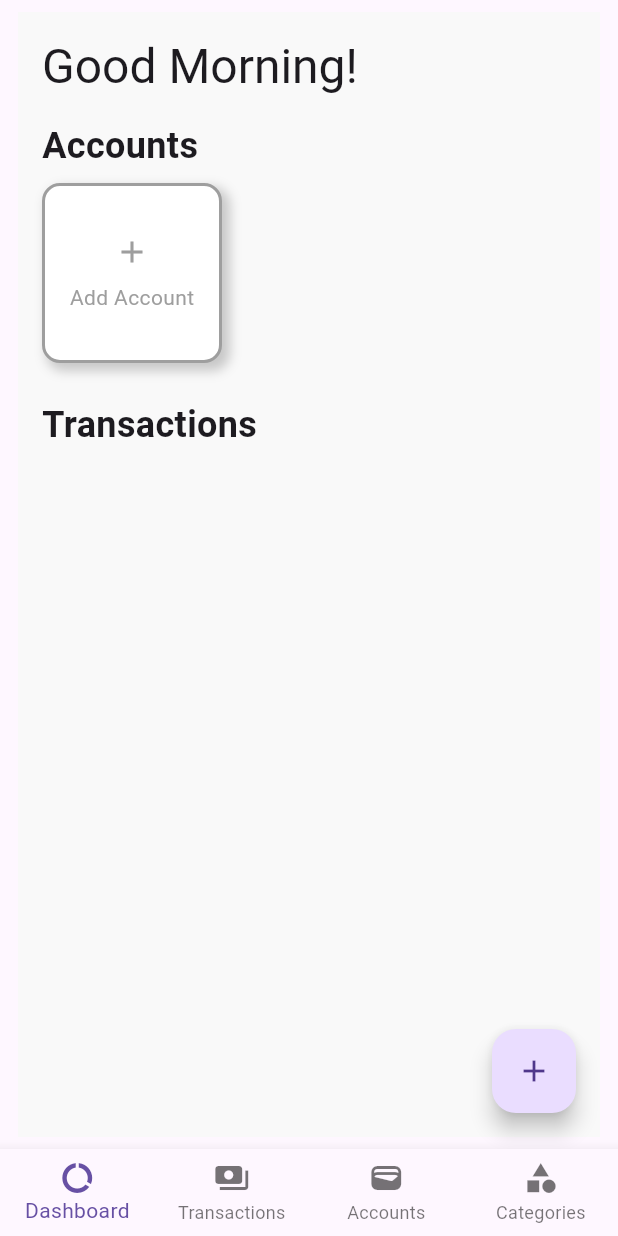
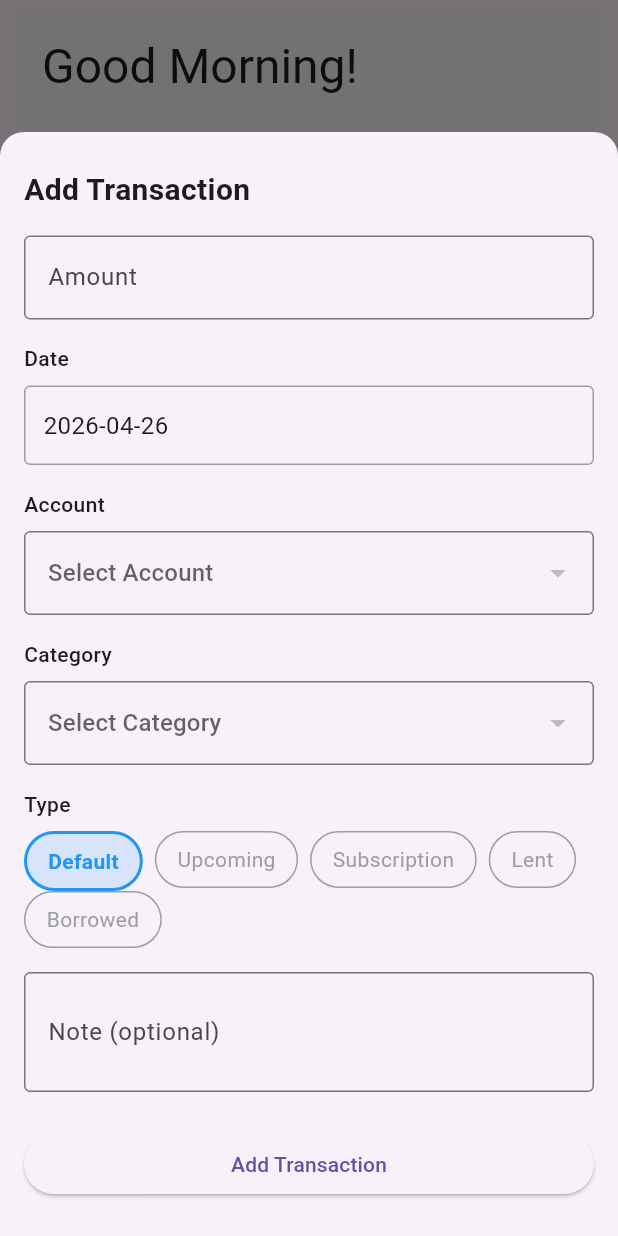
Before and after one commit to RevinSicat/budgetfy-mobile, a Flutter app: the screen it shows after launch, after a tap on the "add" icon, on a phone screen of 412 x 824 dp. Run offline on Flutter 3.47's test engine with Material 3 defaults, Android fonts, the phone set to English and light mode, and no system bars; our stand-ins replace flutter_riverpod, supabase_flutter; accounts and stored records are empty.

Commit message:
feature: initial transaction CRUD

```diff
--- /dev/null
+++ b/lib/src/common/widgets/transaction_form.dart
@@ -0,0 +1,380 @@
+import 'package:budgetfy/src/common/utils/color_utility.dart';
+import 'package:flutter/material.dart';
+import 'package:flutter/services.dart';
+import 'package:flutter_riverpod/flutter_riverpod.dart';
+import '../../features/transaction/transaction.dart';
+import '../../features/transaction/transaction_provider.dart';
+import '../../features/account/account_provider.dart';
+import '../../features/category/category_provider.dart';
+import '../../features/account/account.dart';
+import '../../features/category/category.dart';
+import '../utils/dropdown_item.dart';
+
+
+class TransactionForm extends ConsumerStatefulWidget {
+    final Transaction? transaction;
+    const TransactionForm({
+        super.key,
+        this.transaction
+    });
+
+    @override
+    ConsumerState<TransactionForm> createState() => TransactionFormState();
+}
+
+class TransactionFormState extends ConsumerState<TransactionForm> {
+    final amountController = TextEditingController();
+    final noteController = TextEditingController();
+
+    Account? selectedAccount;
+    Category? selectedCategory;
+    TransactionType selectedType = TransactionType.Default;
+    DateTime selectedDate = DateTime.now();
+    bool isLoading = false;
+
+    @override
+    void initState() {
+        super.initState();
+        if (widget.transaction != null) {
+            final trn = widget.transaction!;
+            amountController.text = trn.amount.toString();
+            noteController.text = trn.note;
+            selectedType = trn.transactionType;
+            selectedDate = trn.date;
+        }
+    }
+
+    @override
+    void dispose() {
+        amountController.dispose();
+        noteController.dispose();
+        super.dispose();
+    }
+
+    Future<void> pickDate() async {
+        final pickedDate = await showDatePicker(
+            context: context,
+            initialDate: selectedDate,
+            firstDate: DateTime(2000),
+            lastDate: DateTime(2100)
+        );
+        if (pickedDate != null) {
+            setState(() {
+                selectedDate = pickedDate;
+            });
+        }
+    }
+
+    Future<void> submit() async {
+        if (amountController.text.trim().isEmpty) {
+            ScaffoldMessenger.of(context).showSnackBar(
+                SnackBar(content: Text('Please enter an amount'))
+            );
+            return;
+        }
+        if (selectedAccount == null) {
+            ScaffoldMessenger.of(context).showSnackBar(
+                SnackBar(content: Text('Please select an account'))
+            );
+            return;
+        }
+        if (selectedCategory == null) {
+            ScaffoldMessenger.of(context).showSnackBar(
+                SnackBar(content: Text('Please select an category'))
+            );
+            return;
+        }
+
+        setState(() {
+            isLoading = true;
+        });
+
+        try {
+            final service = ref.read(transactionServiceProvider);
+            final now = DateTime.now();
+            final amount = double.parse(amountController.text.trim());
+
+            if (widget.transaction == null) {
+                await service.save(Transaction(
+                    id: '',
+                    accountId: selectedAccount!.id,
+                    categoryId: selectedCategory!.id,
+                    amount: amount,
+                    date: selectedDate,
+                    transactionType: selectedType,
+                    note: noteController.text.trim(),
+                    createdAt: now,
+                    updatedAt: now
+                ));
+            } else {
+                await service.update(Transaction(
+                    id: widget.transaction!.id,
+                    accountId: selectedAccount!.id,
+                    categoryId: selectedCategory!.id,
+                    amount: amount,
+                    date: selectedDate,
+                    transactionType: selectedType,
+                    note: noteController.text.trim(),
+                    createdAt: now,
+                    updatedAt: now
+                ));
+            }
+
+            ref.invalidate(getAllTransactionByPaginationProvider);
+            ref.invalidate(getTotalTransactionAmmountByAccountIdProvider);
+            if (mounted) {
+                Navigator.pop(context);
+            }
+        } catch (e) {
+            setState(() {
+                isLoading = false;
+            });
+            if (mounted) {
+                ScaffoldMessenger.of(context).showSnackBar(
+                    SnackBar(content: Text('Error $e'))
+                );
+            }
+        }
+    }
+
+    Future<void> deleteTransaction() async {
+        final confirm = await showDialog(
+            context: context,
+            builder: (ctx) => AlertDialog(
+                title: const Text('Delete Transaction'),
+                content: const Text('Are you sure? this cannot be undone.'),
+                actions: [
+                    TextButton(
+                        onPressed: () => Navigator.pop(ctx, false),
+                        child: const Text('Cancel')
+                    ),
+                    TextButton(
+                        onPressed: () => Navigator.pop(ctx, true),
+                        style: TextButton.styleFrom(foregroundColor: Colors.red),
+                        child: const Text('Delete'),
+                    ),
+                ],
+            )
+        );
+
+        if (confirm != true) {
+            return;
+        }
+
+        setState(() {
+            isLoading = true;
+        });
+
+        try {
+            final service = ref.read(transactionServiceProvider);
+            await service.deleteById(widget.transaction!.id);
+            ref.invalidate(getAllTransactionByPaginationProvider);
+            ref.invalidate(getTotalTransactionAmmountByAccountIdProvider);
+            if (mounted) {
+                Navigator.pop(context);
+            }
+        } catch (e) {
+            setState(() {
+                isLoading = false;
+            });
+            if (mounted) {
+                ScaffoldMessenger.of(context).showSnackBar(
+                    SnackBar(content: Text('Error deleting: $e'))
+                );
+            }
+        }
+    }
+
+    @override
+    Widget build(BuildContext context) {
+        final accountList = ref.watch(getAllAccountListProvider);
+        final categoryList = ref.watch(getAllCategoryListProvider);
+        final isEdit = widget.transaction != null;
+
+        return accountList.when(
+            loading: () => const Center(child: CircularProgressIndicator()),
+            error: (e, _) => Center(child: Text('Error: $e')),
+            data: (accounts) => categoryList.when(
+                loading: () => const Center(child: CircularProgressIndicator()),
+                error: (e, _) => Center(child: Text('Error: $e')),
+                data: (categories) {
+                    // Prefill account and category on edit — done here since
+                    // we need the loaded lists to match by id
+                    if (isEdit && selectedAccount == null) {
+                        selectedAccount = accounts.firstWhere(
+                            (a) => a.id == widget.transaction!.accountId,
+                            orElse: () => accounts.first,
+                        );
+                    }
+                    if (isEdit && selectedCategory == null) {
+                        selectedCategory = categories.firstWhere(
+                            (c) => c.id == widget.transaction!.categoryId,
+                            orElse: () => categories.first,
+                        );
+                    }
+
+                    return SingleChildScrollView(
+                        padding: EdgeInsets.only(
+                            left: 16, right: 16, top: 24,
+                            bottom: MediaQuery.of(context).viewInsets.bottom + 24,
+                        ),
+                        child: Column(
+                            mainAxisSize: MainAxisSize.min,
+                            crossAxisAlignment: CrossAxisAlignment.start,
+                            children: [
+                                // Title + delete button
+                                Row(
+                                    mainAxisAlignment: MainAxisAlignment.spaceBetween,
+                                    children: [
+                                        Text(
+                                            isEdit ? 'Edit Transaction' : 'Add Transaction',
+                                            style: const TextStyle(
+                                                fontSize: 20,
+                                                fontWeight: FontWeight.bold,
+                                            ),
+                                        ),
+                                        if (isEdit)
+                                            IconButton(
+                                                onPressed: isLoading ? null : deleteTransaction,
+                                                icon: const Icon(Icons.delete, color: Colors.red),
+                                            ),
+                                    ],
+                                ),
+                                const SizedBox(height: 16),
+
+                                // Amount
+                                TextField(
+                                    controller: amountController,
+                                    keyboardType: const TextInputType.numberWithOptions(decimal: true),
+                                    inputFormatters: [
+                                        FilteringTextInputFormatter.allow(RegExp(r'^\d+\.?\d{0,2}'))
+                                    ],
+                                    decoration: const InputDecoration(
+                                        labelText: 'Amount',
+                                        border: OutlineInputBorder(),
+                                        prefixText: '₱ ',
+                                    ),
+                                ),
+                                const SizedBox(height: 16),
+
+                                // Date picker
+                                const Text('Date', style: TextStyle(fontWeight: FontWeight.w500)),
+                                const SizedBox(height: 8),
+                                GestureDetector(
+                                    onTap: pickDate,
+                                    child: Container(
+                                        width: double.infinity,
+                                        padding: const EdgeInsets.symmetric(horizontal: 12, vertical: 14),
+                                        decoration: BoxDecoration(
+                                            border: Border.all(color: Colors.grey),
+                                            borderRadius: BorderRadius.circular(4),
+                                        ),
+                                        child: Text(
+                                            '${selectedDate.year}-${selectedDate.month.toString().padLeft(2, '0')}-${selectedDate.day.toString().padLeft(2, '0')}',
+                                            style: const TextStyle(fontSize: 16),
+                                        ),
+                                    ),
+                                ),
+                                const SizedBox(height: 16),
+
+                                // Account dropdown
+                                const Text('Account', style: TextStyle(fontWeight: FontWeight.w500)),
+                                const SizedBox(height: 8),
+                                DropdownButtonFormField<Account>(
+                                    value: selectedAccount,
+                                    decoration: const InputDecoration(border: OutlineInputBorder()),
+                                    hint: const Text('Select Account'),
+                                    items: accounts.map((acc) => DropdownMenuItem(
+                                        value: acc,
+                                        child: dropdownItem(hexToColor(acc.color), acc.name),
+                                    )).toList(),
+                                    onChanged: (val) => setState(() => selectedAccount = val),
+                                ),
+                                const SizedBox(height: 16),
+
+                                // Category dropdown
+                                const Text('Category', style: TextStyle(fontWeight: FontWeight.w500)),
+                                const SizedBox(height: 8),
+                                DropdownButtonFormField<Category>(
+                                    value: selectedCategory,
+                                    decoration: const InputDecoration(border: OutlineInputBorder()),
+                                    hint: const Text('Select Category'),
+                                    items: categories.map((ctg) => DropdownMenuItem(
+                                        value: ctg,
+                                        child: dropdownItem(hexToColor(ctg.color), ctg.name),
+                                    )).toList(),
+                                    onChanged: (val) => setState(() => selectedCategory = val),
+                                ),
+                                const SizedBox(height: 16),
+
+                                // Transaction type chips
+                                const Text('Type', style: TextStyle(fontWeight: FontWeight.w500)),
+                                const SizedBox(height: 8),
+                                Wrap(
+                                    spacing: 8,
+                                    children: TransactionType.values.map((type) {
+                                        final isSelected = selectedType == type;
+                                        return GestureDetector(
+                                            onTap: () => setState(() => selectedType = type),
+                                            child: Container(
+                                                padding: const EdgeInsets.symmetric(
+                                                    horizontal: 14, vertical: 8
+                                                ),
+                                                decoration: BoxDecoration(
+                                                    color: isSelected
+                                                        ? Colors.blue.withOpacity(0.15)
+                                                        : Colors.transparent,
+                                                    border: Border.all(
+                                                        color: isSelected ? Colors.blue : Colors.grey,
+                                                        width: isSelected ? 2 : 1,
+                                                    ),
+                                                    borderRadius: BorderRadius.circular(20),
+                                                ),
+                                                child: Text(
+                                                    type.name,
+                                                    style: TextStyle(
+                                                        color: isSelected ? Colors.blue : Colors.grey,
+                                                        fontWeight: isSelected
+                                                            ? FontWeight.bold
+                                                            : FontWeight.normal,
+                                                    ),
+                                                ),
+                                            ),
+                                        );
+                                    }).toList(),
+                                ),
+                                const SizedBox(height: 16),
+
+                                // Note
+                                TextField(
+                                    controller: noteController,
+                                    decoration: const InputDecoration(
+                                        labelText: 'Note (optional)',
+                                        border: OutlineInputBorder(),
+                                    ),
+                                    maxLines: 2,
+                                    textCapitalization: TextCapitalization.sentences,
+                                ),
+                                const SizedBox(height: 24),
+
+                                // Submit button
+                                SizedBox(
+                                    width: double.infinity,
+                                    child: ElevatedButton(
+                                        onPressed: isLoading ? null : submit,
+                                        child: isLoading
+                                            ? const SizedBox(
+                                                height: 20, width: 20,
+                                                child: CircularProgressIndicator(strokeWidth: 2),
+                                            )
+                                            : Text(isEdit ? 'Save Changes' : 'Add Transaction'),
+                                    ),
+                                ),
+                            ],
+                        ),
+                    );
+                },
+            ),
+        );
+    }
+}
--- a/lib/src/features/transaction/transaction.dart
+++ b/lib/src/features/transaction/transaction.dart
@@ -1,7 +1,7 @@
 import '../account/account.dart';
 import '../category/category.dart';
 
-enum TransactionType { defaultType, upcoming, subscription, lent, borrowed }
+enum TransactionType { Default, Upcoming, Subscription, Lent, Borrowed }
 
 class Transaction {
     /// [Fields]:
@@ -44,7 +44,7 @@ class Transaction {
             date: DateTime.parse(json['date']),
             transactionType: TransactionType.values.firstWhere(
                 (e) => e.name == json['transaction_type'],
-                orElse: () => TransactionType.defaultType,
+                orElse: () => TransactionType.Default,
             ),
             note: json['note'] ?? '',
             createdAt: DateTime.parse(json['created_at']),
@@ -55,7 +55,7 @@ class Transaction {
     /// [Converter]: Transaction Entity -> Json
     Map<String, dynamic> toJson() {
         return {
-        'id': id,
+            if (id.isNotEmpty) 'id': id,
             'account_id': accountId,
             'category_id': categoryId,
             'amount': amount,
--- a/lib/src/pages/dashboard/dashboard_screen.dart
+++ b/lib/src/pages/dashboard/dashboard_screen.dart
@@ -8,6 +8,7 @@ import 'widgets/greeting_header.dart';
 import '../../features/account/account.dart';
 import '../../common/widgets/add_account_card.dart';
 import '../../common/widgets/account_form.dart';
+import '../../common/widgets/transaction_form.dart';
 
 class DashboardScreen extends ConsumerWidget{
     const DashboardScreen({super.key});
@@ -95,7 +96,14 @@ class DashboardScreen extends ConsumerWidget{
             ),
             floatingActionButton: FloatingActionButton(
                 onPressed: () {
-                    // TODO: Open Transaction Form
+                    showModalBottomSheet(
+                        context: context,
+                        isScrollControlled: true,
+                        shape: const RoundedRectangleBorder(
+                            borderRadius: BorderRadius.vertical(top: Radius.circular(16)),
+                        ),
+                        builder: (_) => const TransactionForm(),
+                    );
                 },
                 child: const Icon(Icons.add),
             ),
```
Also changed, not shown: lib/src/common/utils/dropdown_item.dart (added, +18 -0 lines), lib/src/common/widgets/transaction_tile.dart (+88 -11 lines), 1 other file. Lines whose indentation alone changed are shown as unchanged.
